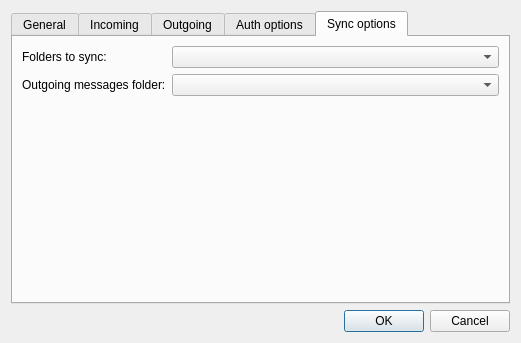
Before: the Qt Designer form src/plugins/snails/accountconfigdialog.ui in 0xd34df00d/leechcraft, drawn with Qt 5.
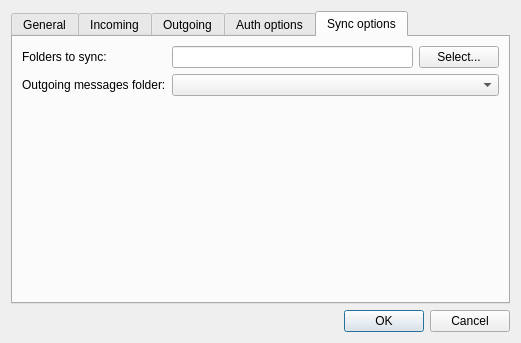
After: the same form once the commit is applied. The open tabs and pages were chosen to show the change.

Commit message: Snails: init sync dialog.

The edit to the form file:
```diff
--- a/src/plugins/snails/accountconfigdialog.ui
+++ b/src/plugins/snails/accountconfigdialog.ui
@@ -374,7 +374,22 @@
           </widget>
          </item>
          <item row="0" column="1">
-          <widget class="QComboBox" name="FoldersToSync_"/>
+          <layout class="QHBoxLayout" name="horizontalLayout">
+           <item>
+            <widget class="QLineEdit" name="FoldersToSync_">
+             <property name="readOnly">
+              <bool>true</bool>
+             </property>
+            </widget>
+           </item>
+           <item>
+            <widget class="QPushButton" name="BrowseToSync_">
+             <property name="text">
+              <string>Select...</string>
+             </property>
+            </widget>
+           </item>
+          </layout>
          </item>
          <item row="1" column="0">
           <widget class="QLabel" name="label_14">
@@ -396,7 +411,7 @@
          <property name="sizeHint" stdset="0">
           <size>
            <width>20</width>
-           <height>198</height>
+           <height>196</height>
           </size>
          </property>
         </spacer>
```
Left out of the diff: 4 changed lines with no effect on the pictures. The commit also changes 3 other files.
